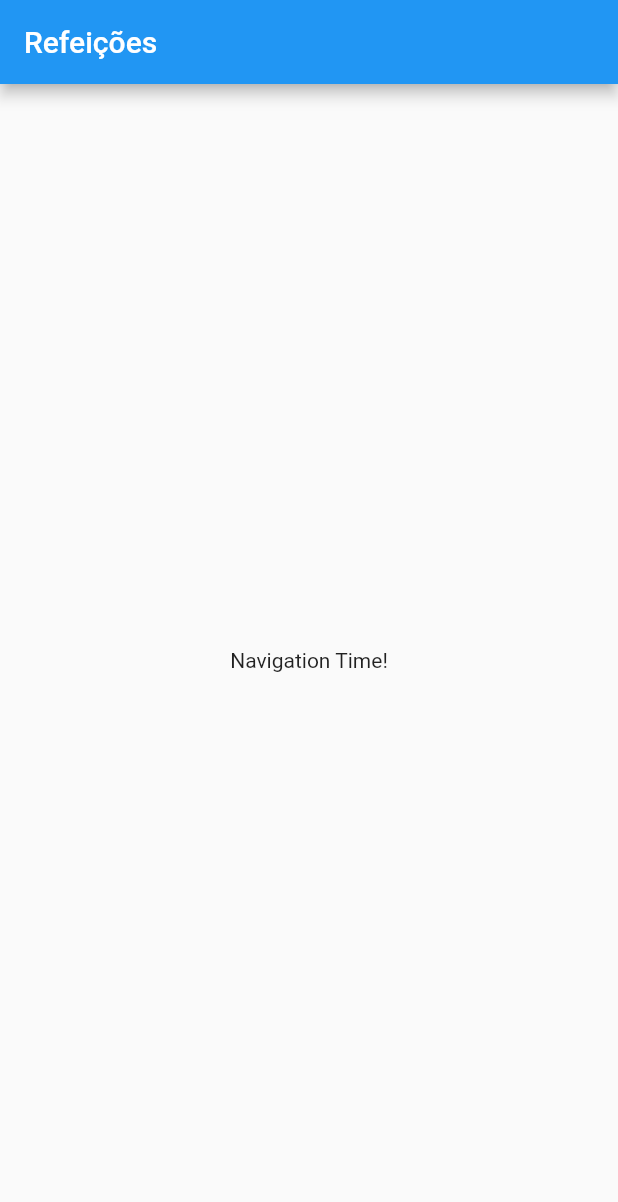
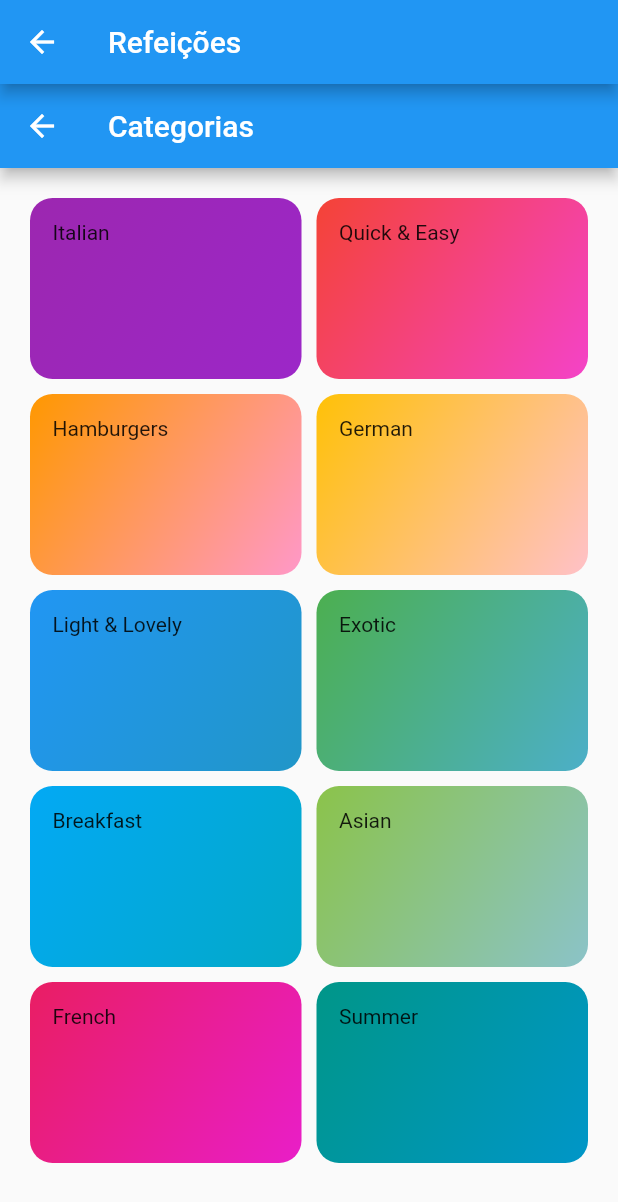
Before and after one commit to tupizz/flutter-restaurants-app, a Flutter app: the MyHomePage screen opened directly, on a phone screen of 412 x 824 dp. Shown: the top 1202 px of the screen. Run offline on Flutter 3.47's test engine with Material 2 defaults, Android fonts, the phone set to English and light mode, and no system bars.

Commit message:
🌠 First screens

```diff
--- /dev/null
+++ b/lib/app/models/category.dart
@@ -0,0 +1,13 @@
+import 'package:flutter/rendering.dart';
+
+class Category {
+  final String id;
+  final String title;
+  final Color color;
+
+  const Category({
+    this.id,
+    this.title,
+    this.color,
+  });
+}
--- /dev/null
+++ b/lib/app/pages/categories/categories_page.dart
@@ -0,0 +1,31 @@
+import 'package:flutter/material.dart';
+
+import './components/category_item.dart';
+
+import './../../shared/mocks/category_mock.dart';
+
+class CategoriesPage extends StatelessWidget {
+  @override
+  Widget build(BuildContext context) {
+    return Scaffold(
+      appBar: AppBar(
+        title: Text('Categorias'),
+      ),
+      body: GridView(
+        padding: const EdgeInsets.all(20),
+        children: DUMMY_CATEGORIES
+            .map((categoryData) => CategoryItem(
+                  color: categoryData.color,
+                  title: categoryData.title,
+                ))
+            .toList(),
+        gridDelegate: SliverGridDelegateWithMaxCrossAxisExtent(
+          maxCrossAxisExtent: 200,
+          childAspectRatio: 3 / 2,
+          crossAxisSpacing: 10,
+          mainAxisSpacing: 10,
+        ),
+      ),
+    );
+  }
+}
--- /dev/null
+++ b/lib/app/pages/categories/components/category_item.dart
@@ -0,0 +1,24 @@
+import 'package:flutter/material.dart';
+
+class CategoryItem extends StatelessWidget {
+  final String title;
+  final Color color;
+
+  CategoryItem({this.title, this.color});
+
+  @override
+  Widget build(BuildContext context) {
+    return Container(
+      padding: const EdgeInsets.all(15),
+      child: Text(title),
+      decoration: BoxDecoration(
+        gradient: LinearGradient(
+          colors: [color, color.withBlue(200)],
+          begin: Alignment.topLeft,
+          end: Alignment.bottomRight,
+        ),
+        borderRadius: BorderRadius.circular(15),
+      ),
+    );
+  }
+}
--- /dev/null
+++ b/lib/app/pages/home/home_page.dart
@@ -0,0 +1,21 @@
+import 'package:flutter/material.dart';
+import 'package:restaurant_meals_app/app/pages/categories/categories_page.dart';
+
+class MyHomePage extends StatefulWidget {
+  @override
+  _MyHomePageState createState() => _MyHomePageState();
+}
+
+class _MyHomePageState extends State<MyHomePage> {
+  @override
+  Widget build(BuildContext context) {
+    return Scaffold(
+      appBar: AppBar(
+        title: Text('Refeições'),
+      ),
+      body: Center(
+        child: CategoriesPage(),
+      ),
+    );
+  }
+}
--- /dev/null
+++ b/lib/app/shared/mocks/category_mock.dart
@@ -0,0 +1,56 @@
+import 'package:flutter/material.dart';
+
+import './../../models/category.dart';
+
+const DUMMY_CATEGORIES = const [
+  Category(
+    id: 'c1',
+    title: 'Italian',
+    color: Colors.purple,
+  ),
+  Category(
+    id: 'c2',
+    title: 'Quick & Easy',
+    color: Colors.red,
+  ),
+  Category(
+    id: 'c3',
+    title: 'Hamburgers',
+    color: Colors.orange,
+  ),
+  Category(
+    id: 'c4',
+    title: 'German',
+    color: Colors.amber,
+  ),
+  Category(
+    id: 'c5',
+    title: 'Light & Lovely',
+    color: Colors.blue,
+  ),
+  Category(
+    id: 'c6',
+    title: 'Exotic',
+    color: Colors.green,
+  ),
+  Category(
+    id: 'c7',
+    title: 'Breakfast',
+    color: Colors.lightBlue,
+  ),
+  Category(
+    id: 'c8',
+    title: 'Asian',
+    color: Colors.lightGreen,
+  ),
+  Category(
+    id: 'c9',
+    title: 'French',
+    color: Colors.pink,
+  ),
+  Category(
+    id: 'c10',
+    title: 'Summer',
+    color: Colors.teal,
+  ),
+];
--- a/lib/main.dart
+++ b/lib/main.dart
@@ -1,4 +1,6 @@
 import 'package:flutter/material.dart';
+
+import './app/pages/categories/categories_page.dart';
 
 void main() => runApp(MyApp());
 
@@ -10,26 +12,8 @@ class MyApp extends StatelessWidget {
       theme: ThemeData(
         primarySwatch: Colors.blue,
       ),
-      home: MyHomePage(),
+      home: CategoriesPage(),
+      debugShowCheckedModeBanner: false,
     );
   }
 }
-
-class MyHomePage extends StatefulWidget {
-  @override
-  _MyHomePageState createState() => _MyHomePageState();
-}
-
-class _MyHomePageState extends State<MyHomePage> {
-  @override
-  Widget build(BuildContext context) {
-    return Scaffold(
-      appBar: AppBar(
-        title: Text('Refeições'),
-      ),
-      body: Center(
-        child: Text('Navigation Time!'),
-      ),
-    );
-  }
-}
```
Also changed, not shown: assets/fonts/Raleway-Black.ttf (added), assets/fonts/Raleway-Bold.ttf (added), assets/fonts/Raleway-Regular.ttf (added), assets/fonts/RobotoCondensed-Bold.ttf (added), assets/fonts/RobotoCondensed-Italic.ttf (added), assets/fonts/RobotoCondensed-Light.ttf (added), assets/fonts/RobotoCondensed-Regular.ttf (added).
